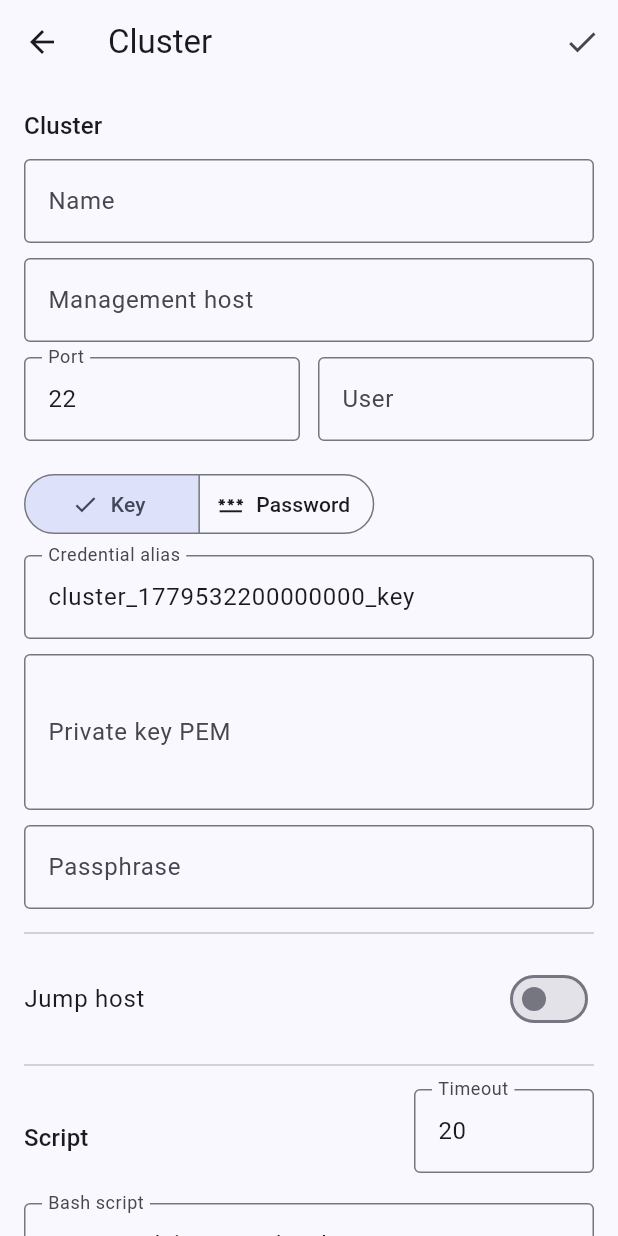
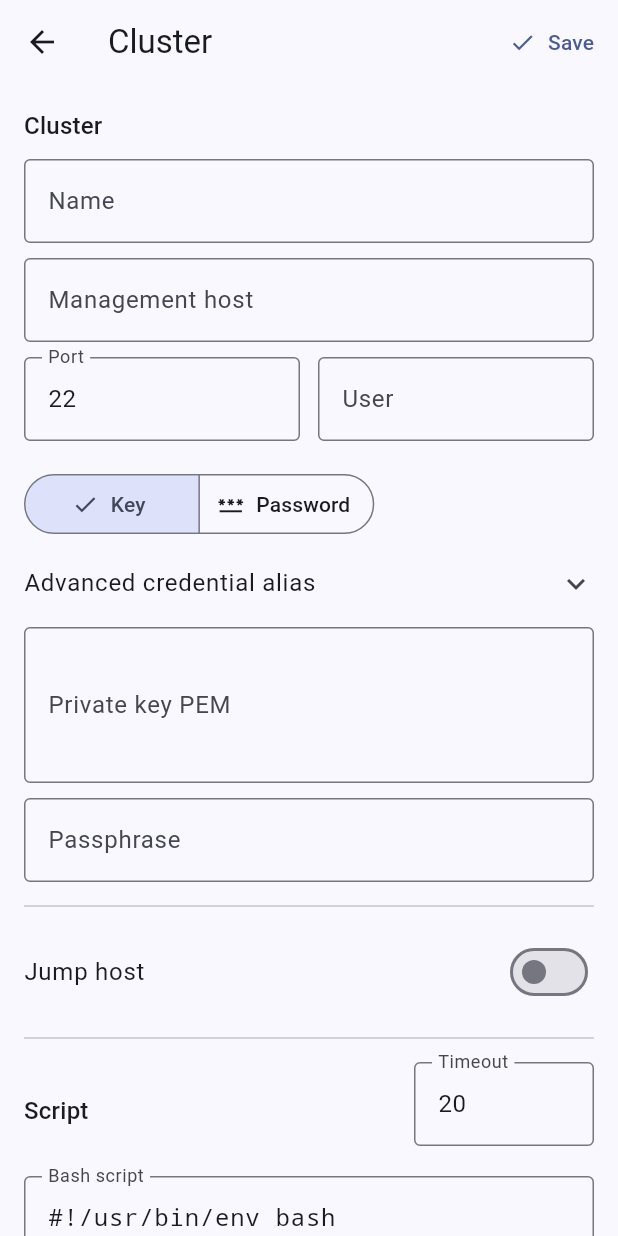
Before and after one commit to iawnix/QueueMonitor, a Flutter app: the screen it shows after launch, after a tap on "Add cluster", on a phone screen of 412 x 824 dp. Run offline on Flutter 3.47's test engine with Material 3 defaults, Android fonts, the phone set to English and light mode, and no system bars; our stand-ins replace flutter_secure_storage, shared_preferences; missing offline and left inert: dartssh2.

Commit message:
Improve metrics UI and credential form

```diff
--- a/lib/screens/cluster_form_screen.dart
+++ b/lib/screens/cluster_form_screen.dart
@@ -102,11 +102,11 @@ class _ClusterFormScreenState extends State<ClusterFormScreen> {
     }
     final managementAuth = AuthRef(
       type: _authType,
-      secretId: _secretId.text.trim(),
+      secretId: _effectiveSecretId(_secretId, role: 'management'),
     );
     final jumpAuth = AuthRef(
       type: _jumpAuthType,
-      secretId: _jumpSecretId.text.trim(),
+      secretId: _effectiveSecretId(_jumpSecretId, role: 'jump'),
     );
 
     final managementSecretOk = await _ensureSecretAvailable(
@@ -206,6 +206,17 @@ class _ClusterFormScreenState extends State<ClusterFormScreen> {
     return false;
   }
 
+  String _effectiveSecretId(
+    TextEditingController controller, {
+    required String role,
+  }) {
+    final current = controller.text.trim();
+    if (current.isNotEmpty) {
+      return current;
+    }
+    return '${widget.cluster.id}_$role';
+  }
+
   void _showError(String message) {
     if (!mounted) {
       return;
@@ -240,10 +251,13 @@ class _ClusterFormScreenState extends State<ClusterFormScreen> {
           widget.cluster.name.isEmpty ? 'Cluster' : widget.cluster.name,
         ),
         actions: [
-          IconButton(
-            tooltip: 'Save',
-            onPressed: _save,
-            icon: const Icon(Icons.check),
+          Tooltip(
+            message: 'Save',
+            child: TextButton.icon(
+              onPressed: _save,
+              icon: const Icon(Icons.check),
+              label: const Text('Save'),
+            ),
           ),
         ],
       ),
@@ -370,12 +384,6 @@ class _ClusterFormScreenState extends State<ClusterFormScreen> {
               validator: (value) =>
                   (value == null || value.trim().isEmpty) ? 'Required' : null,
             ),
-            const SizedBox(height: 24),
-            FilledButton.icon(
-              onPressed: _save,
-              icon: const Icon(Icons.check),
-              label: const Text('Save'),
-            ),
           ],
         ),
       ),
@@ -422,11 +430,18 @@ class _AuthFields extends StatelessWidget {
           selected: {authType},
           onSelectionChanged: (selected) => onAuthTypeChanged(selected.first),
         ),
-        const SizedBox(height: 10),
-        _TextField(
-          controller: secretId,
-          label: 'Credential alias',
-          required: true,
+        ExpansionTile(
+          tilePadding: EdgeInsets.zero,
+          childrenPadding: EdgeInsets.zero,
+          title: const Text('Advanced credential alias'),
+          children: [
+            _TextField(
+              controller: secretId,
+              label: 'Credential alias',
+              helperText:
+                  'Optional for manual setup; useful for imported configs.',
+            ),
+          ],
         ),
         if (authType == AuthType.password)
           TextField(
@@ -471,6 +486,7 @@ class _TextField extends StatelessWidget {
     this.number = false,
     this.min,
     this.max,
+    this.helperText,
   });
 
   final TextEditingController controller;
@@ -479,6 +495,7 @@ class _TextField extends StatelessWidget {
   final bool number;
   final int? min;
   final int? max;
+  final String? helperText;
 
   @override
   Widget build(BuildContext context) {
@@ -490,6 +507,7 @@ class _TextField extends StatelessWidget {
         decoration: InputDecoration(
           border: const OutlineInputBorder(),
           labelText: label,
+          helperText: helperText,
         ),
         validator: (value) {
           if (required && (value == null || value.trim().isEmpty)) {
```
Also changed, not shown: lib/screens/cluster_detail_screen.dart (+3 -10 lines), lib/screens/home_screen.dart (+2 -52 lines), lib/widgets/status_metrics.dart (added, +128 -0 lines), 4 other files.
